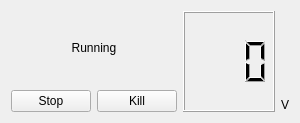
ADVRHumanoids/robot_monitoring, file src/joint_state_gui/xbot2_status.ui: the form before one commit.
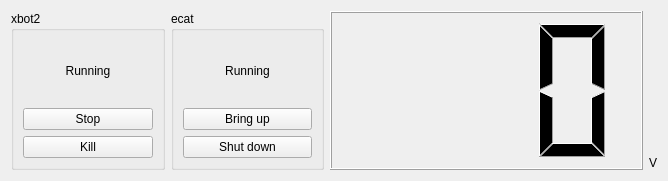
The form after the commit.

Commit message: update gui with robot bringup procedure

```diff
--- a/src/joint_state_gui/xbot2_status.ui
+++ b/src/joint_state_gui/xbot2_status.ui
@@ -6,8 +6,8 @@
    <rect>
     <x>0</x>
     <y>0</y>
-    <width>300</width>
-    <height>123</height>
+    <width>668</width>
+    <height>181</height>
    </rect>
   </property>
   <property name="windowTitle">
@@ -16,19 +16,25 @@
   <layout class="QHBoxLayout" name="horizontalLayout">
    <item>
     <layout class="QVBoxLayout" name="verticalLayout">
-     <item>
-      <widget class="QLabel" name="statusLabel">
-       <property name="text">
-        <string>Running</string>
-       </property>
-       <property name="alignment">
-        <set>Qt::AlignCenter</set>
-       </property>
-      </widget>
-     </item>
      <item>
       <layout class="QHBoxLayout" name="horizontalLayout_2">
        <item>
+        <widget class="QGroupBox" name="groupBox">
+         <property name="title">
+          <string>xbot2</string>
+         </property>
+         <layout class="QVBoxLayout" name="verticalLayout_2">
+          <item>
+           <widget class="QLabel" name="statusLabelXbot">
+            <property name="text">
+             <string>Running</string>
+            </property>
+            <property name="alignment">
+             <set>Qt::AlignCenter</set>
+            </property>
+           </widget>
+          </item>
+          <item>
         <widget class="QPushButton" name="cmdBtn">
          <property name="text">
           <string>Stop</string>
@@ -43,6 +49,42 @@
          <property name="text">
           <string>Kill</string>
          </property>
+           </widget>
+          </item>
+         </layout>
+        </widget>
+       </item>
+       <item>
+        <widget class="QGroupBox" name="ecatBox">
+         <property name="title">
+          <string>ecat</string>
+         </property>
+         <layout class="QVBoxLayout" name="verticalLayout_5">
+          <item>
+           <widget class="QLabel" name="statusLabelEcat">
+            <property name="text">
+             <string>Running</string>
+            </property>
+            <property name="alignment">
+             <set>Qt::AlignCenter</set>
+            </property>
+           </widget>
+          </item>
+          <item>
+           <widget class="QPushButton" name="bringupBtn">
+            <property name="text">
+             <string>Bring up</string>
+            </property>
+           </widget>
+          </item>
+          <item>
+           <widget class="QPushButton" name="shutdownBtn">
+            <property name="text">
+             <string>Shut down</string>
+            </property>
+           </widget>
+          </item>
+         </layout>
         </widget>
        </item>
       </layout>
```
Lines whose indentation alone changed are shown as unchanged. The commit also changes 7 other files.
